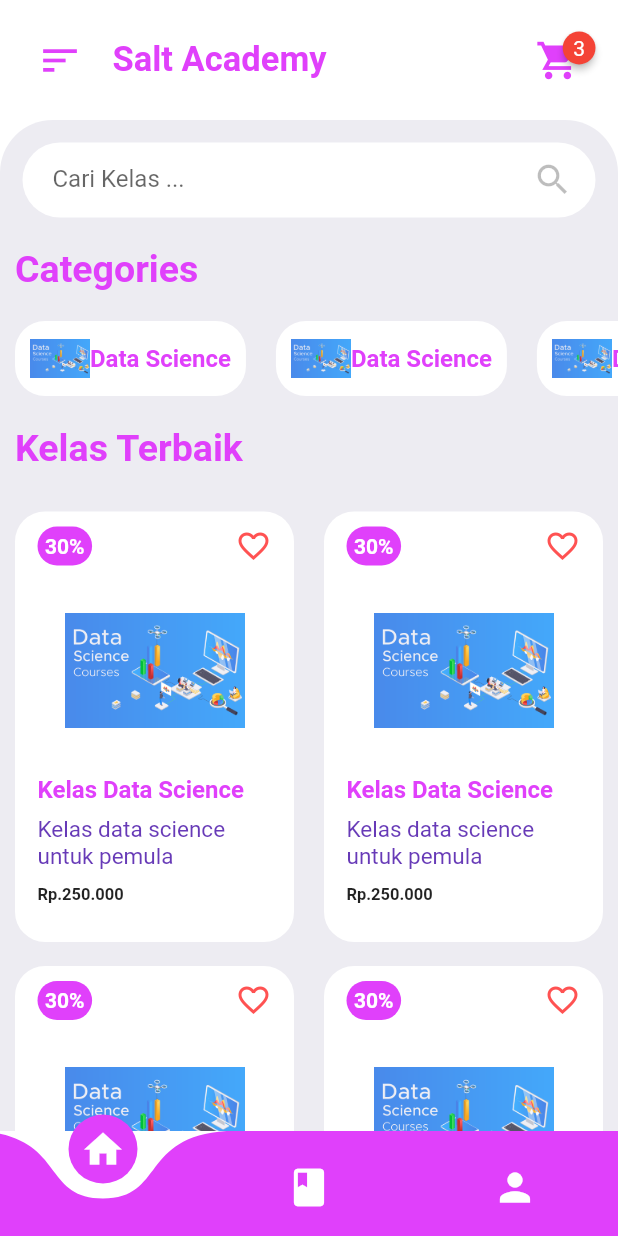
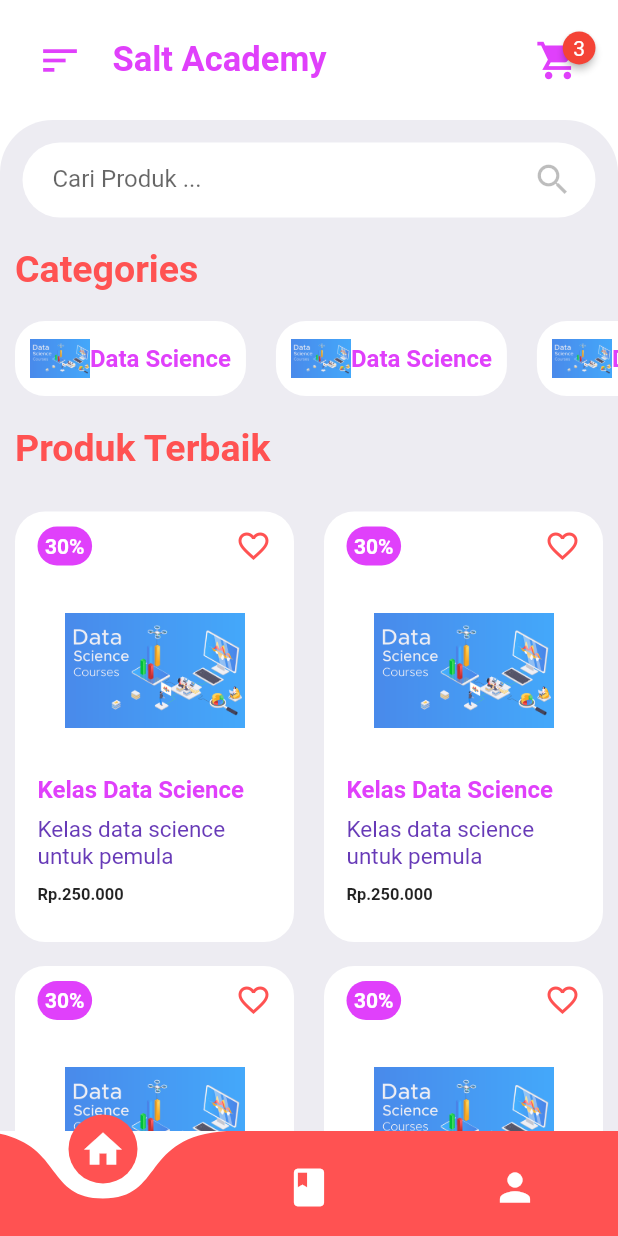
Before and after one commit to areffendiw/https---github.com-areffendiw-upload_ecomm, a Flutter app: the screen it shows after launch, on a phone screen of 412 x 824 dp. Run offline on Flutter 3.47's test engine with Material 2 defaults, Android fonts, the phone set to English and light mode, and no system bars; drawn by our look-alikes of badges, curved_navigation_bar; our stand-ins replace flutter_rating_bar; missing offline and left inert: clippy_flutter.

Commit message:
first product

```diff
--- a/lib/screens/home_screen.dart
+++ b/lib/screens/home_screen.dart
@@ -1,4 +1,5 @@
 import 'package:flutter/material.dart';
+import 'package:flutter_application_1/services/notification_service.dart';
 import 'package:flutter_application_1/widgets/items_widget.dart';
 import '../widgets/categorieswidget.dart';
 import '../widgets/home_app_bar.dart';
@@ -41,7 +42,7 @@ class HomeScreen extends StatelessWidget {
                           child: TextFormField(
                             decoration: const InputDecoration(
                               border: InputBorder.none,
-                              hintText: "Cari Kelas ...",
+                              hintText: "Cari Produk ...",
                             ),
                           ),
                         ),
@@ -65,19 +66,20 @@ class HomeScreen extends StatelessWidget {
                       style: TextStyle(
                           fontSize: 25,
                           fontWeight: FontWeight.bold,
-                          color: Colors.purpleAccent),
+                          color: Colors.redAccent),
                     ),
                   ),
                   const CategoriesWidget(),
                   Container(
                     alignment: Alignment.centerLeft,
-                    margin: const EdgeInsets.symmetric(vertical: 20, horizontal: 10),
+                    margin: const EdgeInsets.symmetric(
+                        vertical: 20, horizontal: 10),
                     child: const Text(
-                      "Kelas Terbaik",
+                      "Produk Terbaik",
                       style: TextStyle(
                           fontSize: 25,
                           fontWeight: FontWeight.bold,
-                          color: Colors.purpleAccent),
+                          color: Colors.redAccent),
                     ),
                   ),
                   const ItemsWidget(),
@@ -90,7 +92,7 @@ class HomeScreen extends StatelessWidget {
           backgroundColor: Colors.transparent,
           onTap: (index) {},
           height: 70,
-          color: Colors.purpleAccent,
+          color: Colors.redAccent,
           items: const [
             Icon(
               Icons.home,
```
Also changed, not shown: lib/screens/splash_sceen.dart (added, +49 -0 lines).
